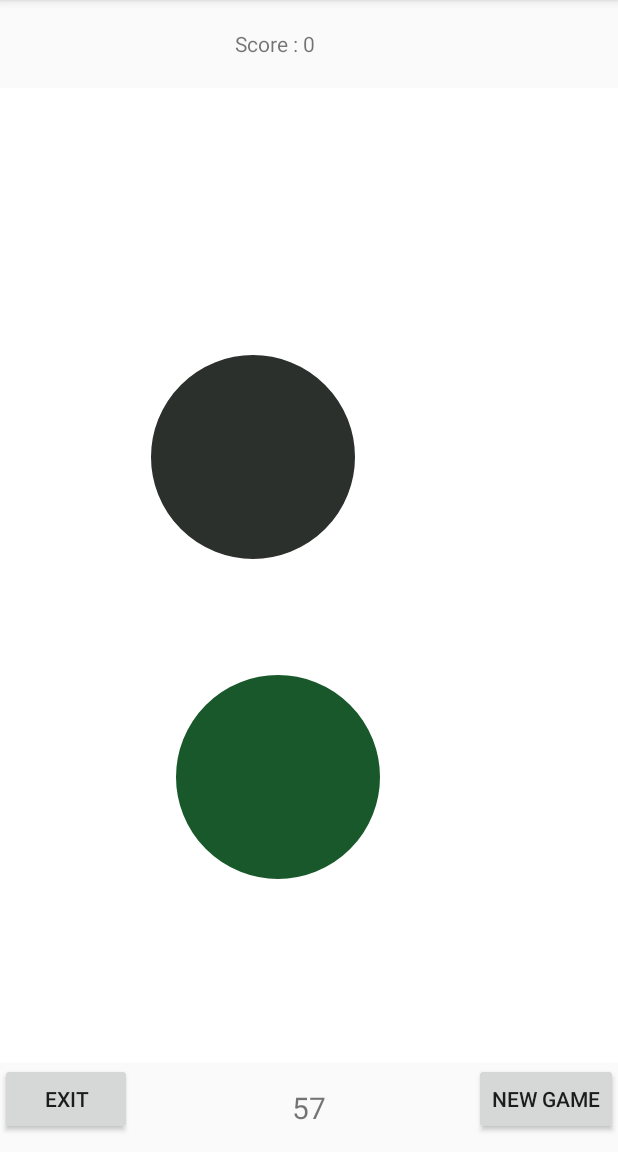
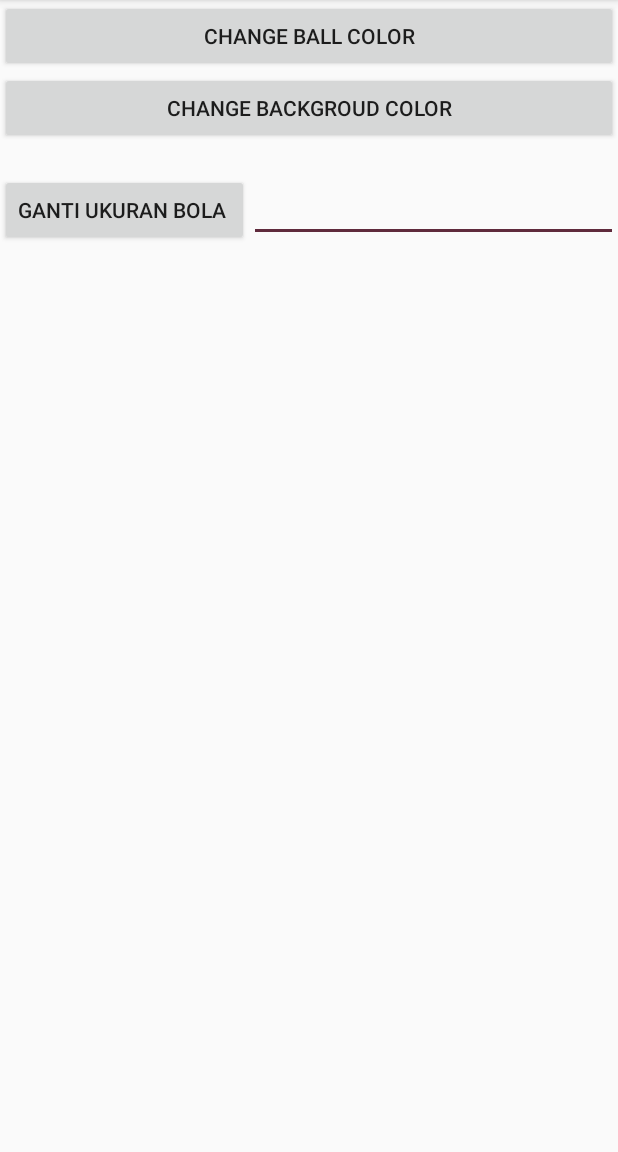
Before and after one commit to yonathan41/Tugas-Besar-PAB-mantap-, an Android app: the screen it shows after launch (Main2Activity), in the side drawer, after a tap on "Setting", on a phone screen of 412 x 824 dp, the part 84-1236 px from its top. Run offline under Robolectric (Android 15) with nearby library versions, the phone set to English and light mode, and no system bars.

Commit message:
menyambungkan setting dan web service

```diff
--- a/app/src/main/java/com/example/yonathan/ballandhole/FirstFragment.java
+++ b/app/src/main/java/com/example/yonathan/ballandhole/FirstFragment.java
@@ -220,7 +220,7 @@ public class FirstFragment extends Fragment implements SensorEventListener, View
     }
 
     private void initiateCanvas(Canvas canvas) {
-        int color = ResourcesCompat.getColor(getResources(), R.color.White, null);
+        int color = ResourcesCompat.getColor(getResources(), R.color.Canvas, null);
         mCanvas = canvas;
         mCanvas.drawColor(color);
         strokePaint = new Paint();
--- /dev/null
+++ b/app/src/main/java/com/example/yonathan/ballandhole/HighScore.java
@@ -0,0 +1,78 @@
+package com.example.yonathan.ballandhole;
+
+import android.content.Context;
+import android.net.Uri;
+import android.os.Bundle;
+import android.support.v4.app.Fragment;
+import android.view.LayoutInflater;
+import android.view.View;
+import android.view.ViewGroup;
+
+
+/**
+ * A simple {@link Fragment} subclass.
+ * Activities that contain this fragment must implement the
+ * {@link HighScore.OnFragmentInteractionListener} interface
+ * to handle interaction events.
+ * Use the {@link HighScore#newInstance} factory method to
+ * create an instance of this fragment.
+ */
+public class HighScore extends Fragment {
+
+    private FragmentListener listener;
+
+    public HighScore() {
+        // Required empty public constructor
+    }
+    public static HighScore newInstance() {
+        HighScore fragment = new HighScore();
+        Bundle args = new Bundle();
+        fragment.setArguments(args);
+        return fragment;
+    }
+
+    @Override
+    public void onCreate(Bundle savedInstanceState) {
+        super.onCreate(savedInstanceState);
+    }
+
+    @Override
+    public View onCreateView(LayoutInflater inflater, ViewGroup container,
+                             Bundle savedInstanceState) {
+        // Inflate the layout for this fragment
+        return inflater.inflate(R.layout.fragment_high_score, container, false);
+    }
+
+
+    @Override
+    public void onAttach(Context context) {
+        super.onAttach(context);
+        if (context instanceof FragmentListener) {
+            this.listener = (FragmentListener) context;
+        } else {
+            throw new ClassCastException(context.toString() + "must implements FragmentListener");
+        }
+    }
+
+
+
+    @Override
+    public void onDetach() {
+        super.onDetach();
+    }
+
+    /**
+     * This interface must be implemented by activities that contain this
+     * fragment to allow an interaction in this fragment to be communicated
+     * to the activity and potentially other fragments contained in that
+     * activity.
+     * <p>
+     * See the Android Training lesson <a href=
+     * "http://developer.android.com/training/basics/fragments/communicating.html"
+     * >Communicating with Other Fragments</a> for more information.
+     */
+    public interface OnFragmentInteractionListener {
+        // TODO: Update argument type and name
+        void onFragmentInteraction(Uri uri);
+    }
+}
--- a/app/src/main/java/com/example/yonathan/ballandhole/Main2Activity.java
+++ b/app/src/main/java/com/example/yonathan/ballandhole/Main2Activity.java
@@ -16,10 +16,13 @@ import android.view.Menu;
 import android.view.MenuItem;
 
 public class Main2Activity extends AppCompatActivity
-        implements NavigationView.OnNavigationItemSelectedListener, FragmentListener {
+    implements NavigationView.OnNavigationItemSelectedListener, FragmentListener {
     FirstFragment firstFragment;
     SecondFragment secondFragment;
+    Setting settingFragment;
+    HighScore highScoreFragment;
     FragmentManager fragmentmanager;
+
 
     @Override
     protected void onCreate(Bundle savedInstanceState) {
@@ -38,12 +41,15 @@ public class Main2Activity extends AppCompatActivity
         navigationView.setNavigationItemSelectedListener(this);
         this.firstFragment = FirstFragment.newInstance();
         this.secondFragment = SecondFragment.newInstance();
+        this.settingFragment= Setting.newInstance();
+        this.highScoreFragment= HighScore.newInstance();
         this.fragmentmanager = this.getSupportFragmentManager();
         this.changePage(2);
     }
 
     public void changePage(int page) {
         FragmentTransaction ft = this.fragmentmanager.beginTransaction();
+        //game play
         if (page == 1) {
             if (this.firstFragment.isAdded()) {
                 ft.show(this.firstFragment);
@@ -54,7 +60,15 @@ public class Main2Activity extends AppCompatActivity
             if (this.secondFragment.isAdded()) {
                 ft.hide(secondFragment);
             }
-        } else if (page == 2) {
+            if (this.settingFragment.isAdded()) {
+                ft.hide(settingFragment);
+            }
+            if (this.highScoreFragment.isAdded()) {
+                ft.hide(highScoreFragment);
+            }
+        }
+        //tampilan awal
+        else if (page == 2) {
             if (this.secondFragment.isAdded()) {
                 ft.show(this.secondFragment);
             } else {
@@ -63,19 +77,72 @@ public class Main2Activity extends AppCompatActivity
             if (this.firstFragment.isAdded()) {
                 ft.hide(firstFragment);
             }
+
+            if (this.settingFragment.isAdded()) {
+                ft.hide(settingFragment);
+            }
+            if (this.highScoreFragment.isAdded()) {
+                ft.hide(highScoreFragment);
+            }
+        }
+        //setting
+        else if (page==3){
+            if (this.settingFragment.isAdded()) {
+                ft.show(this.settingFragment);
+            } else {
+                ft.add(R.id.fragment_container, this.settingFragment);
+            }
+            if (this.firstFragment.isAdded()) {
+                ft.hide(firstFragment);
+            }
+
+            if (this.secondFragment.isAdded()) {
+                ft.hide(secondFragment);
+            }
+            if (this.highScoreFragment.isAdded()) {
+                ft.hide(highScoreFragment);
+            }
+        }
+        //HighScore
+        else if(page==4){
+            if (this.highScoreFragment.isAdded()) {
+                ft.show(this.highScoreFragment);
+            } else {
+                ft.add(R.id.fragment_container, this.highScoreFragment);
+            }
+            if (this.firstFragment.isAdded()) {
+                ft.hide(firstFragment);
+            }
+
+            if (this.settingFragment.isAdded()) {
+                ft.hide(settingFragment);
+            }
+            if (this.secondFragment.isAdded()) {
+                ft.hide(secondFragment);
+            }
         }
         ft.commit();
     }
 
     @Override
     public void onBackPressed() {
-        DrawerLayout drawer = (DrawerLayout) findViewById(R.id.drawer_layout);
-        if (drawer.isDrawerOpen(GravityCompat.START)) {
-            drawer.closeDrawer(GravityCompat.START);
+        if (getFragmentManager().getBackStackEntryCount()==0) {
+            changePage(2);
         } else {
             super.onBackPressed();
         }
     }
+
+
+//    @Override
+//    public void onBackPressed() {
+//        DrawerLayout drawer = (DrawerLayout) findViewById(R.id.drawer_layout);
+//        if (drawer.isDrawerOpen(GravityCompat.START)) {
+//            drawer.closeDrawer(GravityCompat.START);
+//        } else {
+//            super.onBackPressed();
+//        }
+//    }
 
 
     @SuppressWarnings("StatementWithEmptyBody")
@@ -86,8 +153,9 @@ public class Main2Activity extends AppCompatActivity
 
         if (id == R.id.nav_score) {
             // Handle the camera action
+            changePage(4);
         } else if (id == R.id.nav_setting) {
-
+            changePage(3);
         } else if (id == R.id.nav_exit) {
             this.finish();
         }
--- a/app/src/main/java/com/example/yonathan/ballandhole/SecondFragment.java
+++ b/app/src/main/java/com/example/yonathan/ballandhole/SecondFragment.java
@@ -32,9 +32,7 @@ public class SecondFragment extends Fragment implements View.OnClickListener {
         // Inflate the layout for this fragment
         View view = inflater.inflate(R.layout.fragment_second, container, false);
         this.play = view.findViewById(R.id.play);
-//        this.exit= view.findViewById(R.id.exxit);
         play.setOnClickListener(this);
-//        exit.setOnClickListener(this);
         return view;
     }
 
@@ -48,8 +46,6 @@ public class SecondFragment extends Fragment implements View.OnClickListener {
     public void onClick(View v) {
         if (v == play) {
             listener.changePage(1);
-        } else {
-//            this.getActivity().finish();
         }
     }
 
--- /dev/null
+++ b/app/src/main/java/com/example/yonathan/ballandhole/Setting.java
@@ -0,0 +1,76 @@
+package com.example.yonathan.ballandhole;
+
+import android.content.Context;
+import android.net.Uri;
+import android.os.Bundle;
+import android.support.v4.app.Fragment;
+import android.view.LayoutInflater;
+import android.view.View;
+import android.view.ViewGroup;
+
+
+/**
+ * A simple {@link Fragment} subclass.
+ * Activities that contain this fragment must implement the
+ * {@link Setting.OnFragmentInteractionListener} interface
+ * to handle interaction events.
+ * Use the {@link Setting#newInstance} factory method to
+ * create an instance of this fragment.
+ */
+public class Setting extends Fragment {
+
+    private FragmentListener listener;
+
+    public Setting() {
+        // Required empty public constructor
+    }
+    public static Setting newInstance() {
+        Setting fragment = new Setting();
+        Bundle args = new Bundle();
+        fragment.setArguments(args);
+        return fragment;
+    }
+
+    @Override
+    public void onCreate(Bundle savedInstanceState) {
+        super.onCreate(savedInstanceState);
+    }
+
+    @Override
+    public View onCreateView(LayoutInflater inflater, ViewGroup container,
+                             Bundle savedInstanceState) {
+        // Inflate the layout for this fragment
+        return inflater.inflate(R.layout.fragment_setting, container, false);
+    }
+
+
+    @Override
+    public void onAttach(Context context) {
+        super.onAttach(context);
+        if (context instanceof FragmentListener) {
+            this.listener = (FragmentListener) context;
+        } else {
+            throw new ClassCastException(context.toString() + "must implements FragmentListener");
+        }
+    }
+
+    @Override
+    public void onDetach() {
+        super.onDetach();
+    }
+
+    /**
+     * This interface must be implemented by activities that contain this
+     * fragment to allow an interaction in this fragment to be communicated
+     * to the activity and potentially other fragments contained in that
+     * activity.
+     * <p>
+     * See the Android Training lesson <a href=
+     * "http://developer.android.com/training/basics/fragments/communicating.html"
+     * >Communicating with Other Fragments</a> for more information.
+     */
+    public interface OnFragmentInteractionListener {
+        // TODO: Update argument type and name
+        void onFragmentInteraction(Uri uri);
+    }
+}
--- /dev/null
+++ b/app/src/main/res/layout/fragment_setting.xml
@@ -0,0 +1,38 @@
+<?xml version="1.0" encoding="utf-8"?>
+<RelativeLayout xmlns:android="http://schemas.android.com/apk/res/android"
+    xmlns:tools="http://schemas.android.com/tools"
+    android:layout_width="match_parent"
+    android:layout_height="match_parent"
+    tools:context=".Setting">
+
+    <!-- TODO: Update blank fragment layout -->
+    <Button
+        android:layout_width="match_parent"
+        android:layout_height="wrap_content"
+        android:text="Change ball color"
+        android:id="@+id/bt_ballColor"
+        />
+
+    <Button
+        android:layout_width="match_parent"
+        android:layout_height="wrap_content"
+        android:text="Change backgroud color"
+        android:layout_below="@id/bt_ballColor"
+        android:id="@+id/bt_backColor"
+        />
+    <Button
+        android:layout_width="wrap_content"
+        android:layout_height="wrap_content"
+        android:layout_below="@id/bt_backColor"
+        android:text="ganti ukuran bola "
+        android:id="@+id/btn_gantiUkuran"
+        android:layout_marginTop="20dp"
+        />
+    <EditText
+        android:layout_marginTop="20dp"
+        android:layout_width="match_parent"
+        android:layout_height="wrap_content"
+        android:layout_below="@id/bt_backColor"
+        android:layout_toRightOf="@id/btn_gantiUkuran"
+        />
+</RelativeLayout>
--- a/app/src/main/res/values/colors.xml
+++ b/app/src/main/res/values/colors.xml
@@ -5,6 +5,6 @@
     <color name="colorAccent">#5f2a3c</color>
     <color name="ball">#18582a</color>
     <color name="Hole">#2b302d</color>
-    <color name="White">#ffffff</color>
+    <color name="Canvas">#ffffff</color>
 
 </resources>
```
Also changed, not shown: app/src/main/res/layout/fragment_high_score.xml (added, +18 -0 lines).
